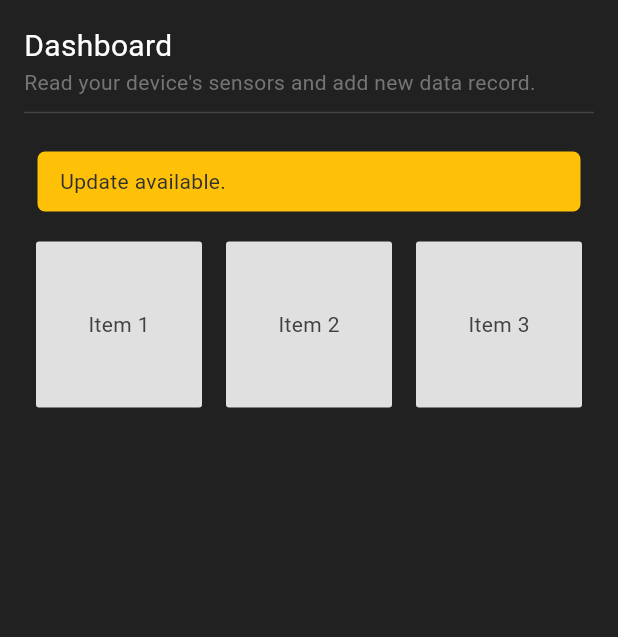
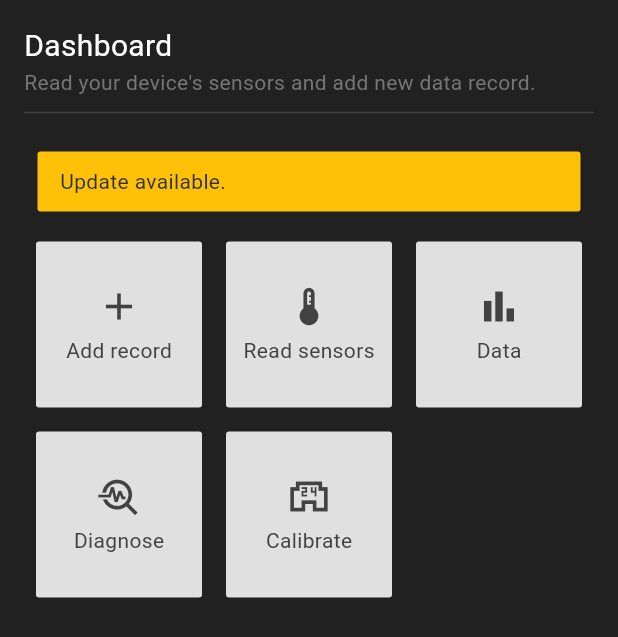
Before and after one commit to piyushagade/eFishXs-Flutter, a Flutter app: the DashboardWidget screen opened directly, on a phone screen of 412 x 824 dp. Shown: the top 637 px of the screen. Run offline on Flutter 3.47's test engine with Material 3 defaults, Android fonts, the light colour scheme and no system bars; our stand-ins replace flutter_blue, flutter_local_notifications, get, google_nav_bar, permission_handler.

Commit message:
added bigbuttonitem;

```diff
--- /dev/null
+++ b/lib/components/bigbuttonitem.dart
@@ -0,0 +1,40 @@
+import 'package:flutter/material.dart';
+
+class BigButtonItem extends StatelessWidget {
+  final String label;
+  final IconData icon;
+  const BigButtonItem(
+      {super.key, required this.label, this.icon = Icons.error});
+
+  @override
+  Widget build(BuildContext context) {
+    return Container(
+      margin: const EdgeInsets.all(8),
+      constraints: const BoxConstraints(maxWidth: 5, maxHeight: 5),
+      decoration: BoxDecoration(
+          color: Theme.of(context).colorScheme.inversePrimary,
+          borderRadius: BorderRadius.circular(2)),
+      child: Center(
+        child: Column(
+          mainAxisAlignment: MainAxisAlignment.center,
+          children: [
+            Icon(
+              icon,
+              size: 30,
+              color: Theme.of(context).colorScheme.primary,
+            ),
+            const SizedBox(
+              height: 4,
+            ),
+            Text(
+              label,
+              style: TextStyle(
+                color: Theme.of(context).colorScheme.primary,
+              ),
+            ),
+          ],
+        ),
+      ),
+    );
+  }
+}
--- a/lib/components/serialmonitoritem.dart
+++ b/lib/components/serialmonitoritem.dart
@@ -9,8 +9,8 @@
 
   @override
   Widget build(BuildContext context) {
-    Color color = type == "incoming" ? const Color.fromARGB(255, 23, 167, 28) :
-        type == "outgoing" ? const Color.fromARGB(255, 180, 45, 180) : Color.fromARGB(255, 194, 169, 7);
+    Color color = type == "incoming" ? Color.fromARGB(255, 31, 212, 37) :
+        type == "outgoing" ? Color.fromARGB(255, 194, 30, 139) : Color.fromARGB(255, 223, 195, 13);
 
     return Padding(
         padding: const EdgeInsets.symmetric(horizontal: 0, vertical: 0),
--- a/lib/controllers/ble.dart
+++ b/lib/controllers/ble.dart
@@ -53,7 +53,7 @@
     Future.delayed(const Duration(seconds: 1), () {
       ble.state.listen((event) async {
 
-        if (event == BluetoothState.on) {
+        if (event == BluetoothState.turningOn) {
           print('LOG: Bluetooth turned ON');
           isBluetoothOn();
 
@@ -68,7 +68,7 @@
             ),
           );
 
-        } else if (event == BluetoothState.off) {
+        } else if (event == BluetoothState.turningOff) {
           print('LOG: Bluetooth turned OFF');
           isBluetoothOn();
 
--- a/lib/pages/dashboard.dart
+++ b/lib/pages/dashboard.dart
@@ -1,3 +1,4 @@
+import 'package:efishxs/components/bigbuttonitem.dart';
 import 'package:efishxs/components/heading.dart';
 import 'package:efishxs/controllers/ble.dart';
 import 'package:efishxs/pages/devices.dart';
@@ -38,7 +39,7 @@
           Container(
             decoration: BoxDecoration(
               color: Colors.amber,
-              borderRadius: BorderRadius.circular(5),
+              borderRadius: BorderRadius.circular(2),
             ),
             padding: const EdgeInsets.symmetric(vertical: 10, horizontal: 15),
             margin: const EdgeInsets.only(left: 25, right: 25, top: 10),
@@ -64,54 +65,26 @@
               shrinkWrap: true, // Use shrinkWrap to adapt to the children size
               physics:
                   const NeverScrollableScrollPhysics(), // Disable scrolling of the grid
-              children: <Widget>[
-                Container(
-                  margin: const EdgeInsets.all(8),
-                  constraints: const BoxConstraints(maxWidth: 5, maxHeight: 5),
-                  decoration: BoxDecoration(
-                    color: Theme.of(context).colorScheme.inversePrimary,
-                    borderRadius: BorderRadius.circular(2)
-                  ),
-                  child: Center(
-                      child: Text(
-                    'Item 1',
-                    style: TextStyle(
-                      color: Theme.of(context).colorScheme.primary,
-                    ),
-                  )),
+              children: const <Widget>[
+                BigButtonItem(
+                  label: "Add record",
+                  icon: Icons.add,
                 ),
-                Container(
-                  margin: const EdgeInsets.all(8),
-                  constraints: const BoxConstraints(maxWidth: 5, maxHeight: 5),
-                  decoration: BoxDecoration(
-                    color: Theme.of(context).colorScheme.inversePrimary,
-                    borderRadius: BorderRadius.circular(2)
-                  ),
-                  child: Center(
-                      child: Text(
-                    'Item 2',
-                    style: TextStyle(
-                      color: Theme.of(context).colorScheme.primary,
-                    ),
-                  )),
+                BigButtonItem(
+                  label: "Read sensors",
+                  icon: Icons.device_thermostat_sharp,
                 ),
-                SizedBox(
-                  width: 5,
-                  height: 5,
-                  child: Container(
-                    margin: const EdgeInsets.all(8),
-                    decoration: BoxDecoration(
-                      color: Theme.of(context).colorScheme.inversePrimary,
-                      borderRadius: BorderRadius.circular(2)
-                    ),
-                    child: Center(
-                        child: Text(
-                      'Item 3',
-                      style: TextStyle(
-                        color: Theme.of(context).colorScheme.primary,
-                      ),
-                    )),
-                  ),
+                BigButtonItem(
+                  label: "Data",
+                  icon: Icons.bar_chart,
+                ),
+                BigButtonItem(
+                  label: "Diagnose",
+                  icon: Icons.troubleshoot,
+                ),
+                BigButtonItem(
+                  label: "Calibrate",
+                  icon: Icons.local_convenience_store_outlined,
                 ),
               ],
             ),
```
